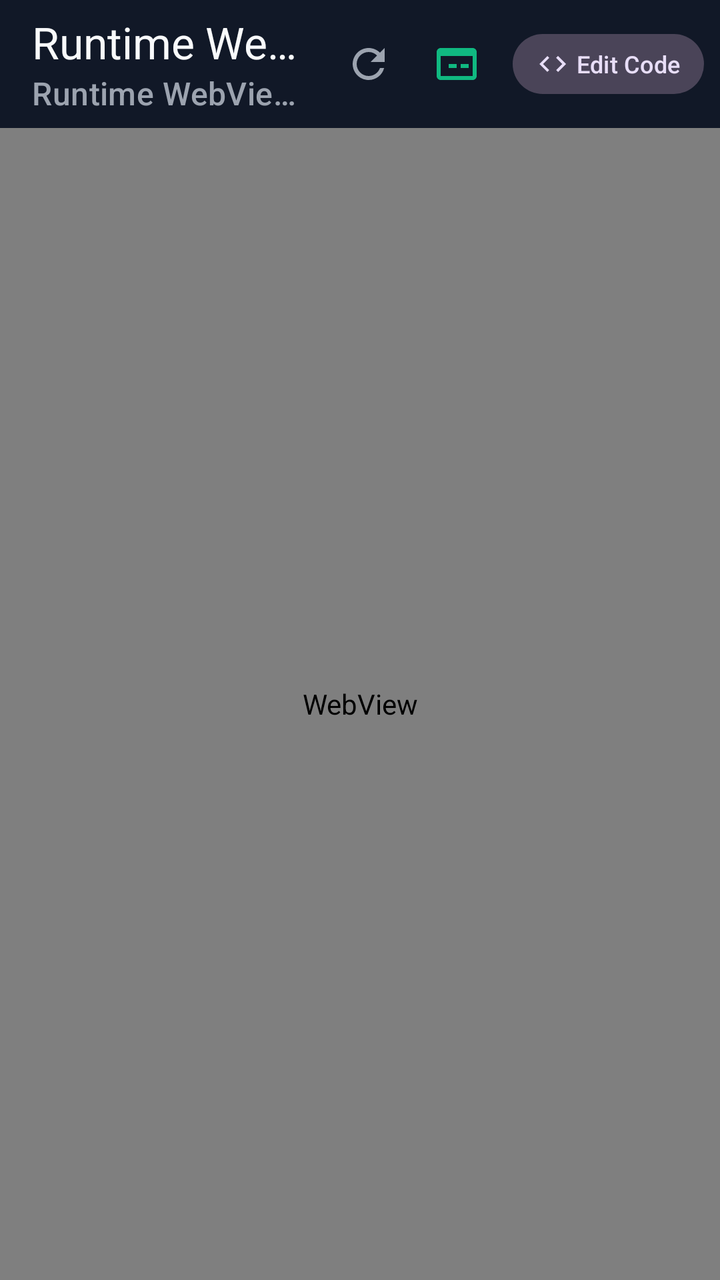
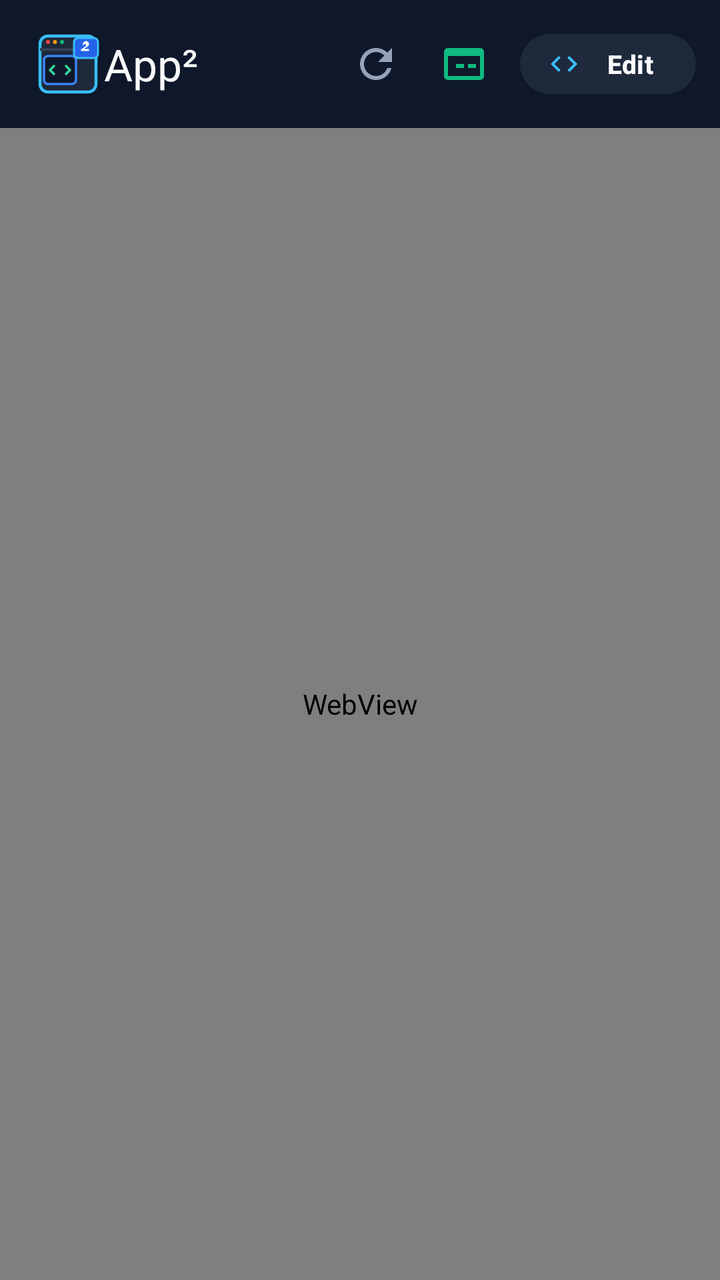

Two renders of the same Android screen: before a commit and after it. Below are the layout's source before the change and the commit's diff.
<!-- AndroidManifest.xml: application theme Theme.RuntimeWebCompiler -->
<!-- res/layout/activity_main.xml -->
<?xml version="1.0" encoding="utf-8"?>
<androidx.coordinatorlayout.widget.CoordinatorLayout xmlns:android="http://schemas.android.com/apk/res/android"
    xmlns:app="http://schemas.android.com/apk/res-auto"
    xmlns:tools="http://schemas.android.com/tools"
    android:layout_width="match_parent"
    android:layout_height="match_parent"
    android:background="@color/background"
    tools:context=".MainActivity">

    <com.google.android.material.appbar.AppBarLayout
        android:layout_width="match_parent"
        android:layout_height="wrap_content"
        android:background="@color/surface">

        <com.google.android.material.appbar.MaterialToolbar
            android:id="@+id/toolbar"
            android:layout_width="match_parent"
            android:layout_height="?attr/actionBarSize"
            app:title="@string/app_name"
            app:titleTextColor="@color/on_surface"
            app:subtitle="Runtime WebView &amp; Direct Memory"
            app:subtitleTextColor="@color/on_surface_muted">

            <LinearLayout
                android:layout_width="wrap_content"
                android:layout_height="match_parent"
                android:layout_gravity="end"
                android:gravity="center_vertical"
                android:orientation="horizontal"
                android:paddingEnd="8dp">

                
                <ImageButton
                    android:id="@+id/btn_reset"
                    android:layout_width="40dp"
                    android:layout_height="40dp"
                    android:background="?attr/selectableItemBackgroundBorderless"
                    android:contentDescription="@string/action_reset_code"
                    android:src="@drawable/ic_refresh"
                    app:tint="@color/on_surface_muted" />

                
                <ImageButton
                    android:id="@+id/btn_logs"
                    android:layout_width="40dp"
                    android:layout_height="40dp"
                    android:layout_marginStart="4dp"
                    android:background="?attr/selectableItemBackgroundBorderless"
                    android:contentDescription="@string/action_view_logs"
                    android:src="@drawable/ic_terminal"
                    app:tint="@color/accent_green" />

                
                <com.google.android.material.button.MaterialButton
                    android:id="@+id/btn_edit_code"
                    style="@style/Widget.Material3.Button.TonalButton"
                    android:layout_width="wrap_content"
                    android:layout_height="38dp"
                    android:layout_marginStart="8dp"
                    android:paddingHorizontal="12dp"
                    android:text="@string/action_edit_code"
                    android:textSize="12sp"
                    app:icon="@drawable/ic_code"
                    app:iconPadding="4dp"
                    app:iconSize="16dp" />
            </LinearLayout>
        </com.google.android.material.appbar.MaterialToolbar>
    </com.google.android.material.appbar.AppBarLayout>

    <FrameLayout
        android:layout_width="match_parent"
        android:layout_height="match_parent"
        app:layout_behavior="@string/appbar_scrolling_view_behavior">

        
        <WebView
            android:id="@+id/web_view"
            android:layout_width="match_parent"
            android:layout_height="match_parent" />

        
        <ProgressBar
            android:id="@+id/progress_bar"
            style="?android:attr/progressBarStyleHorizontal"
            android:layout_width="match_parent"
            android:layout_height="4dp"
            android:layout_gravity="top"
            android:indeterminate="true"
            android:visibility="gone" />
    </FrameLayout>

</androidx.coordinatorlayout.widget.CoordinatorLayout>
<!-- resources referenced by this layout -->
<resources>
  <color name="accent_green">#10B981</color>
  <color name="background">#090D16</color>
  <color name="on_surface">#F9FAFB</color>
  <color name="on_surface_muted">#9CA3AF</color>
  <color name="surface">#111827</color>
  <!-- drawable ic_code (drawable) -->
  <vector xmlns:android="http://schemas.android.com/apk/res/android"
      android:width="24dp"
      android:height="24dp"
      android:viewportWidth="24"
      android:viewportHeight="24">
    <path
        android:fillColor="#FFFFFFFF"
        android:pathData="M9.4,16.6L4.8,12l4.6,-4.6L8,6l-6,6 6,6 1.4,-1.4zM14.6,16.6l4.6,-4.6 -4.6,-4.6L16,6l6,6 -6,6 -1.4,-1.4z"/>
  </vector>
  <!-- drawable ic_refresh (drawable) -->
  <vector xmlns:android="http://schemas.android.com/apk/res/android"
      android:width="24dp"
      android:height="24dp"
      android:viewportWidth="24"
      android:viewportHeight="24">
    <path
        android:fillColor="#FFFFFFFF"
        android:pathData="M17.65,6.35C16.2,4.9 14.21,4 12,4c-4.42,0 -7.99,3.58 -7.99,8s3.57,8 7.99,8c3.73,0 6.84,-2.55 7.73,-6h-2.08c-0.82,2.33 -3.04,4 -5.65,4 -3.31,0 -6,-2.69 -6,-6s2.69,-6 6,-6c1.66,0 3.14,0.69 4.22,1.78L13,11h7V4l-2.35,2.35z"/>
  </vector>
  <!-- drawable ic_terminal (drawable) -->
  <vector xmlns:android="http://schemas.android.com/apk/res/android"
      android:width="24dp"
      android:height="24dp"
      android:viewportWidth="24"
      android:viewportHeight="24">
    <path
        android:fillColor="#FFFFFFFF"
        android:pathData="M20,4H4c-1.1,0 -2,0.9 -2,2v12c0,1.1 0.9,2 2,2h16c1.1,0 2,-0.9 2,-2V6c0,-1.1 -0.9,-2 -2,-2zM20,18H4V8h16v10zM12,14H8v-2h4v2zm6,0h-4v-2h4v2z"/>
  </vector>
  <string name="action_edit_code">Edit Code</string>
  <string name="action_reset_code">Reset to Default</string>
  <string name="action_view_logs">Console Logs</string>
  <string name="app_name">Runtime Web Compiler</string>
  <style name="Theme.RuntimeWebCompiler" parent="Theme.Material3.Dark.NoActionBar">
          <item name="colorPrimary">@color/primary</item>
          <item name="colorOnPrimary">@color/on_primary</item>
          <item name="android:statusBarColor">@color/surface</item>
          <item name="android:navigationBarColor">@color/surface</item>
          <item name="android:windowBackground">@color/background</item>
      </style>
  <color name="primary">#2563EB</color>
  <color name="on_primary">#FFFFFF</color>
</resources>

<!-- the commit's change to res/layout/activity_main.xml (unified diff, before → after) -->
@@ -8,18 +8,20 @@
     tools:context=".MainActivity">
 
     <com.google.android.material.appbar.AppBarLayout
+        android:id="@+id/app_bar_layout"
         android:layout_width="match_parent"
         android:layout_height="wrap_content"
-        android:background="@color/surface">
+        android:background="@color/surface"
+        app:elevation="0dp">
 
         <com.google.android.material.appbar.MaterialToolbar
             android:id="@+id/toolbar"
             android:layout_width="match_parent"
             android:layout_height="?attr/actionBarSize"
-            app:title="@string/app_name"
+            app:logo="@drawable/ic_app_logo"
+            app:title="@string/title_brand"
             app:titleTextColor="@color/on_surface"
-            app:subtitle="Runtime WebView &amp; Direct Memory"
-            app:subtitleTextColor="@color/on_surface_muted">
+            app:titleTextAppearance="@style/TextAppearance.Material3.TitleLarge">
 
             <LinearLayout
                 android:layout_width="wrap_content"
@@ -27,7 +29,7 @@
                 android:layout_gravity="end"
                 android:gravity="center_vertical"
                 android:orientation="horizontal"
-                android:paddingEnd="8dp">
+                android:paddingEnd="12dp">
 
                 
                 <ImageButton
@@ -57,12 +59,16 @@
                     android:layout_width="wrap_content"
                     android:layout_height="38dp"
                     android:layout_marginStart="8dp"
-                    android:paddingHorizontal="12dp"
+                    android:paddingHorizontal="14dp"
                     android:text="@string/action_edit_code"
-                    android:textSize="12sp"
+                    android:textColor="@color/on_surface"
+                    android:textSize="13sp"
+                    android:textStyle="bold"
+                    app:backgroundTint="@color/surface_variant"
                     app:icon="@drawable/ic_code"
-                    app:iconPadding="4dp"
-                    app:iconSize="16dp" />
+                    app:iconPadding="6dp"
+                    app:iconSize="16dp"
+                    app:iconTint="@color/accent_blue" />
             </LinearLayout>
         </com.google.android.material.appbar.MaterialToolbar>
     </com.google.android.material.appbar.AppBarLayout>
<!-- resource entries referenced after the edit -->
@@ -1,10 +1,13 @@
 <!-- resources referenced by this layout -->
 <resources>
+  <color name="accent_blue">#38BDF8</color>
   <color name="accent_green">#10B981</color>
   <color name="background">#090D16</color>
   <color name="on_surface">#F9FAFB</color>
-  <color name="on_surface_muted">#9CA3AF</color>
-  <color name="surface">#111827</color>
+  <color name="on_surface_muted">#94A3B8</color>
+  <color name="surface">#0F172A</color>
+  <color name="surface_variant">#1E293B</color>
+  <!-- drawable ic_app_logo: vector/xml drawable (drawable, 2306 chars, omitted) -->
   <!-- drawable ic_code (drawable) -->
   <vector xmlns:android="http://schemas.android.com/apk/res/android"
       android:width="24dp"
@@ -35,18 +38,19 @@
         android:fillColor="#FFFFFFFF"
         android:pathData="M20,4H4c-1.1,0 -2,0.9 -2,2v12c0,1.1 0.9,2 2,2h16c1.1,0 2,-0.9 2,-2V6c0,-1.1 -0.9,-2 -2,-2zM20,18H4V8h16v10zM12,14H8v-2h4v2zm6,0h-4v-2h4v2z"/>
   </vector>
-  <string name="action_edit_code">Edit Code</string>
-  <string name="action_reset_code">Reset to Default</string>
+  <string name="action_edit_code">Edit</string>
+  <string name="action_reset_code">Reset Project</string>
   <string name="action_view_logs">Console Logs</string>
-  <string name="app_name">Runtime Web Compiler</string>
+  <string name="title_brand">App²</string>
   <style name="Theme.RuntimeWebCompiler" parent="Theme.Material3.Dark.NoActionBar">
           <item name="colorPrimary">@color/primary</item>
           <item name="colorOnPrimary">@color/on_primary</item>
-          <item name="android:statusBarColor">@color/surface</item>
-          <item name="android:navigationBarColor">@color/surface</item>
+          <item name="android:statusBarColor">@android:color/transparent</item>
+          <item name="android:navigationBarColor">@android:color/transparent</item>
           <item name="android:windowBackground">@color/background</item>
+          <item name="android:windowLightStatusBar">false</item>
       </style>
-  <color name="primary">#2563EB</color>
+  <color name="primary">#3B82F6</color>
   <color name="on_primary">#FFFFFF</color>
 </resources>
 
